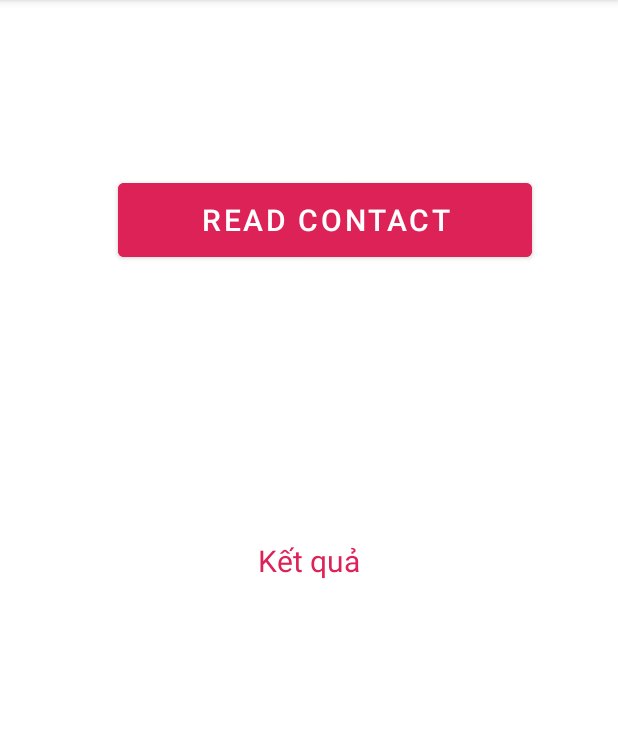
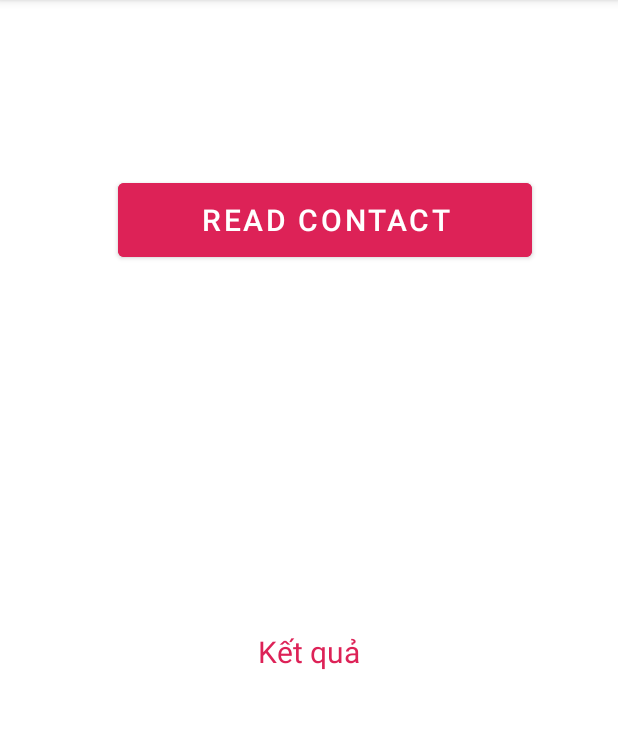
Before and after one commit to tranggnguyen/TH_LTDD, an Android app: the MainActivity screen opened directly, with no data from a screen before it, on a phone screen of 412 x 824 dp, the part 84-813 px from its top. Run offline under Robolectric (Android 15) with nearby library versions, the light colour scheme and no system bars.

Commit message:
up code lai va hinhanh contact

```diff
--- a/Contentprovider/app/src/main/res/layout/activity_main.xml
+++ b/Contentprovider/app/src/main/res/layout/activity_main.xml
@@ -23,8 +23,8 @@
 
     <TextView
         android:id="@+id/textView"
-        android:layout_width="232dp"
-        android:layout_height="57dp"
+        android:layout_width="318dp"
+        android:layout_height="178dp"
         android:layout_marginTop="168dp"
         android:gravity="center"
         android:text="Kết quả"
```
Also changed, not shown: Contentprovider/app/src/main/java/thutrang/tt/contentprovider/demo3n/Demo31nMainActivity.java (+2 -9 lines), 6 other files.
